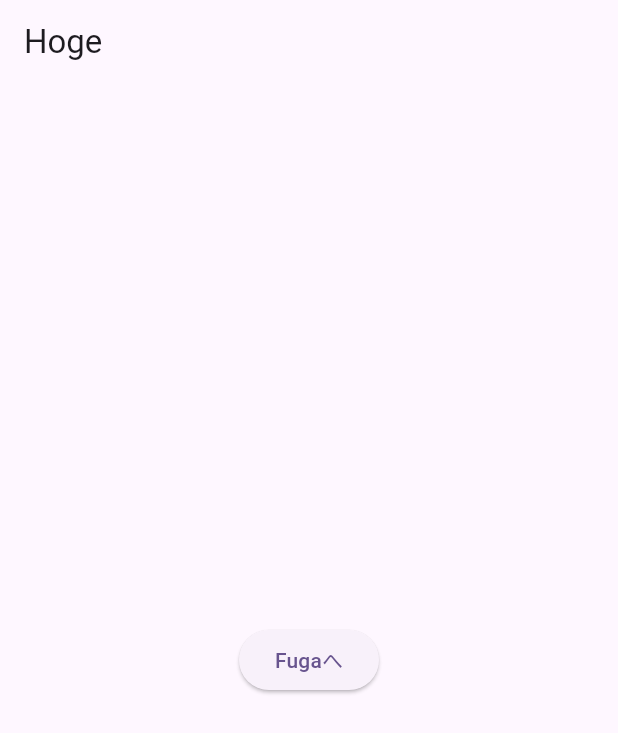
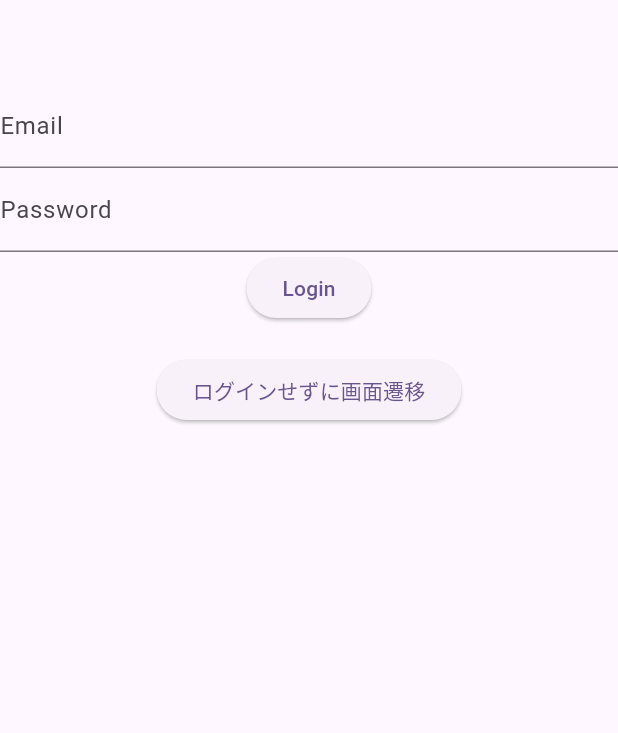
Before and after one commit to sakurakotubaki/AutoRouteLogin, a Flutter app: the screen it shows after launch, on a phone screen of 412 x 824 dp. Shown: the top 733 px of the screen. Run offline on Flutter 3.47's test engine with Material 2 defaults, Android fonts, the phone set to English and light mode, and no system bars; our stand-ins replace auto_route, firebase_auth, firebase_core, flutter_riverpod; accounts and stored records are empty; generated files the repository leaves out were written again.

Commit message:
feat: ログインを維持できている？

```diff
--- a/lib/main.dart
+++ b/lib/main.dart
@@ -1,17 +1,21 @@
+import 'package:auto_route_app/firebase_options.dart';
 import 'package:auto_route_app/router/router.dart';
+import 'package:firebase_core/firebase_core.dart';
 import 'package:flutter/material.dart';
+import 'package:flutter_riverpod/flutter_riverpod.dart';
 
-void main() {
-  runApp(const MyApp());
+void main() async {
+  WidgetsFlutterBinding.ensureInitialized();
+  await Firebase.initializeApp(options: DefaultFirebaseOptions.currentPlatform);
+  runApp(const ProviderScope(child: MyApp()));
 }
 
-class MyApp extends StatelessWidget {
+class MyApp extends ConsumerWidget {
   const MyApp({super.key});
 
   @override
-  Widget build(BuildContext context) {
-    // AppRouterクラスをインスタンス化
-    AppRouter appRouter = AppRouter();
+  Widget build(BuildContext context, WidgetRef ref) {
+    final appRouter = ref.watch(appRouterProvider);
     return MaterialApp.router(// MaterialApp.routerを使用
       routerConfig: appRouter.config(),
       title: 'Flutter Demo',
--- a/lib/pages/hoge.dart
+++ b/lib/pages/hoge.dart
@@ -1,24 +1,73 @@
 import 'package:auto_route/auto_route.dart';
 import 'package:auto_route_app/router/router.dart';
+import 'package:firebase_auth/firebase_auth.dart';
 import 'package:flutter/material.dart';
+import 'package:flutter_riverpod/flutter_riverpod.dart';
+
+final emailProvider = StateProvider((ref) => TextEditingController());
+final passwordProvider = StateProvider((ref) => TextEditingController());
 
 @RoutePage()
-class HogeScreen extends StatelessWidget {
+class HogeScreen extends ConsumerWidget {
   const HogeScreen({Key? key}) : super(key: key);
 
   @override
-  Widget build(BuildContext context) {
+  Widget build(BuildContext context, WidgetRef ref) {
+    final email = ref.watch(emailProvider);
+    final password = ref.watch(passwordProvider);
+
     return Scaffold(
-      appBar: AppBar(title: const Text('Hoge')),
-      body: Center(
-        child: ElevatedButton(
-          onPressed: () {
-            // Fugaへ遷移
-            AutoRouter.of(context).push(FugaRoute());
-          },
-          child: const Text('Fugaへ'),
-        ),
-      ),
-    );
+        appBar: AppBar(),
+        body: Column(
+          children: [
+            TextFormField(
+              controller: email,
+              decoration: const InputDecoration(
+                labelText: 'Email',
+              ),
+            ),
+            TextFormField(
+              controller: password,
+              decoration: const InputDecoration(
+                labelText: 'Password',
+              ),
+            ),
+            ElevatedButton(
+              child: const Text('Login'),
+              onPressed: () async {
+                await FirebaseAuth.instance.signInWithEmailAndPassword(
+                  email: email.text,
+                  password: password.text,
+                );
+                email.clear();
+                password.clear();
+                if (context.mounted) {
+                  AutoRouter.of(context).replace(const FugaRoute());
+                }
+              },
+            ),
+            const SizedBox(height: 20),
+            ElevatedButton(
+                onPressed: () {
+                  final auth = FirebaseAuth.instance.currentUser;
+                  if (auth?.uid == null) {
+                    AlertDialog(
+                      title: const Text('ログインしてません!'),
+                      content: const Text('ログインしてから再度お試しください'),
+                      actions: [
+                        TextButton(
+                          onPressed: () {
+                            AutoRouter.of(context).pop();
+                          },
+                          child: const Text('OK'),
+                        ),
+                      ],
+                    );
+                  }
+                  AutoRouter.of(context).replace(const FugaRoute());
+                },
+                child: const Text('ログインせずに画面遷移')),
+          ],
+        ));
   }
 }
--- /dev/null
+++ b/lib/pages/home.dart
@@ -0,0 +1,23 @@
+import 'package:auto_route/auto_route.dart';
+import 'package:auto_route_app/pages/fuga.dart';
+import 'package:auto_route_app/pages/hoge.dart';
+import 'package:auto_route_app/router/auth.dart';
+import 'package:flutter/material.dart';
+import 'package:flutter_riverpod/flutter_riverpod.dart';
+
+@RoutePage()
+class HomePage extends ConsumerWidget {
+  const HomePage({Key? key}) : super(key: key);
+
+  @override
+  Widget build(BuildContext context, WidgetRef ref) {
+    // StreamProvider を監視し、AsyncValue<User?> を取得する。
+    final authStateAsync = ref.watch(authStateProvider);
+    // パターンマッチングを使用して、状態をUIにマッピングする
+    return authStateAsync.when(
+      data: (user) => user != null ? FugaScreen() : HogeScreen(),
+      loading: () => const CircularProgressIndicator(),
+      error: (err, stack) => Text('Error: $err'),
+    );
+  }
+}
--- a/lib/router/router.dart
+++ b/lib/router/router.dart
@@ -1,17 +1,26 @@
 import 'package:auto_route/auto_route.dart';
 import 'package:auto_route_app/pages/fuga.dart';
 import 'package:auto_route_app/pages/hoge.dart';
+import 'package:auto_route_app/pages/home.dart';
+import 'package:auto_route_app/router/auth.dart';
+import 'package:flutter_riverpod/flutter_riverpod.dart';
 
-part 'router.gr.dart';// ファイル名と同じ名前にして、.gr.dartをつける
+part 'router.gr.dart'; // ファイル名と同じ名前にして、.gr.dartをつける
+
+final appRouterProvider = Provider((ref) => AppRouter(ref: ref));
 
 @AutoRouterConfig()
-class AppRouter extends _$AppRouter {// _をつけないと怒られる!
+class AppRouter extends _$AppRouter {
+  // _をつけないと怒られる!
+  Ref ref;
+  AppRouter({required this.ref});
 
- @override
- List<AutoRoute> get routes => [
-  // flutter pub run build_runner watch を実行した後にファイルが自動生成されたら、
-  // このAutoRouteを追加できる。
-    AutoRoute(page: HogeRoute.page, initial: true),
-    AutoRoute(page: FugaRoute.page),
-  ];
+  @override
+  List<AutoRoute> get routes => [
+        // flutter pub run build_runner watch を実行した後にファイルが自動生成されたら、
+        // このAutoRouteを追加できる。
+        AutoRoute(page: HomeRoute.page, initial: true),
+        AutoRoute(page: HogeRoute.page),
+        AutoRoute(page: FugaRoute.page, guards: [AuthGuard(ref: ref)]),
+      ];
 }
```
Also changed, not shown: lib/pages/fuga.dart (+22 -3 lines), lib/router/auth.dart (added, +31 -0 lines), pubspec.yaml (+9 -15 lines), lib/router/router.gr.dart, pubspec.lock, 17 other files.
